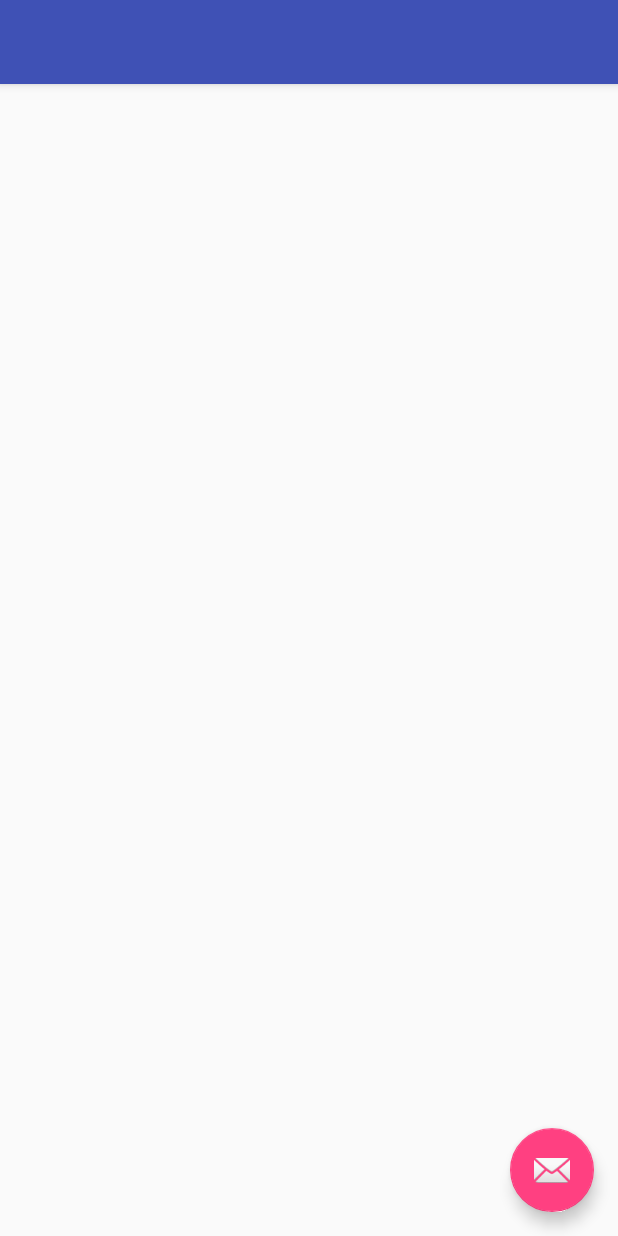
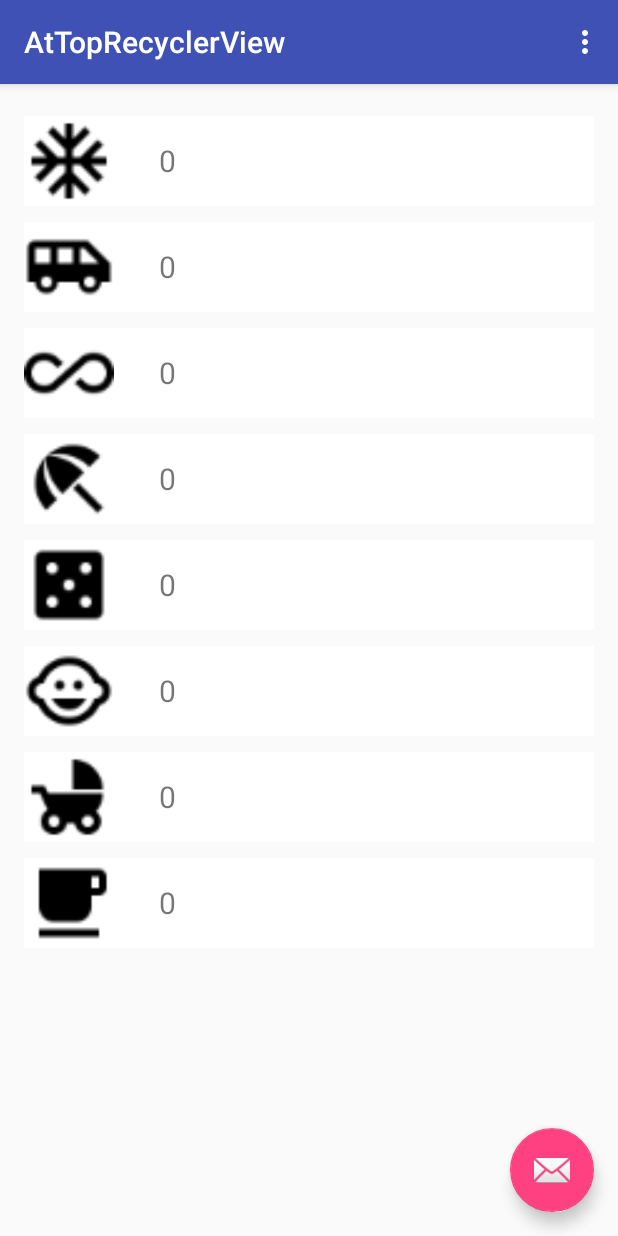
Before and after one commit to SumDev/AtTopRecyclerView, an Android app: the screen it shows after launch (MainActivity), on a phone screen of 412 x 824 dp. Run offline under Robolectric (Android 15) with nearby library versions, the phone set to English and light mode, and no system bars.

```diff
--- a/app/src/main/java/com/shadow/attoprecyclerview/MainActivity.java
+++ b/app/src/main/java/com/shadow/attoprecyclerview/MainActivity.java
@@ -1,5 +1,6 @@
 package com.shadow.attoprecyclerview;
 
+import android.content.res.TypedArray;
 import android.os.Bundle;
 import android.support.design.widget.FloatingActionButton;
 import android.support.design.widget.Snackbar;
@@ -8,9 +9,13 @@ import android.support.v7.widget.DefaultItemAnimator;
 import android.support.v7.widget.LinearLayoutManager;
 import android.support.v7.widget.RecyclerView;
 import android.support.v7.widget.Toolbar;
-import android.view.View;
 import android.view.Menu;
 import android.view.MenuItem;
+import android.view.View;
+
+import java.util.ArrayList;
+import java.util.Collections;
+import java.util.List;
 
 public class MainActivity extends AppCompatActivity {
 
@@ -19,17 +24,20 @@ public class MainActivity extends AppCompatActivity {
 
     private RecyclerView mRecyclerView;
 
+    private RecyclerViewAdapter mRecyclerViewAdapter;
+
+    private List<Session> sessionList;
+
     @Override
     protected void onCreate(Bundle savedInstanceState) {
         super.onCreate(savedInstanceState);
         setContentView(R.layout.activity_main);
-
-
-
+        init();
+        registerListener();
     }
 
 
-    private void initView(){
+    private void init() {
 
         Toolbar toolbar = (Toolbar) findViewById(R.id.toolbar);
         setSupportActionBar(toolbar);
@@ -43,10 +51,71 @@ public class MainActivity extends AppCompatActivity {
             }
         });
 
-        mRecyclerView = (RecyclerView)findViewById(R.id.recycler_view);
+
+        TypedArray typedArray = this.getResources().obtainTypedArray(R.array.icon_array);
+        sessionList = new ArrayList<>();
+        for (int i = 0; i < 8; i++) {
+            Session session = new Session();
+            session.setAvatar(typedArray.getResourceId(i, R.mipmap.ic_launcher));
+            sessionList.add(session);
+        }
+
+        mRecyclerView = (RecyclerView) findViewById(R.id.recycler_view);
         mRecyclerView.setLayoutManager(new LinearLayoutManager(this));
         mRecyclerView.setItemAnimator(new DefaultItemAnimator());
+        mRecyclerViewAdapter = new RecyclerViewAdapter(this);
+        mRecyclerView.setAdapter(mRecyclerViewAdapter);
 
+        refreshView();
+        typedArray.recycle();
+    }
+
+
+    private void registerListener() {
+
+        mRecyclerViewAdapter.setItemListener(new RecyclerViewAdapter.ItemOnLongClickListener() {
+            @Override
+            public void itemLongClick(final Session session) {
+                Bundle bundle = new Bundle();
+                bundle.putInt(TOP_STATES, session.getTop());
+                PopupDialogFragment popupDialog = new PopupDialogFragment();
+                popupDialog.setArguments(bundle);
+                popupDialog.setItemOnClickListener(new PopupDialogFragment.DialogItemOnClickListener() {
+                    @Override
+                    public void onTop() {
+                        //置顶
+                        session.setTop(1);
+                        session.setTime(System.currentTimeMillis());
+                        refreshView();
+                    }
+
+                    @Override
+                    public void onCancel() {
+                        //取消
+                        session.setTop(0);
+                        session.setTime(System.currentTimeMillis());
+                        refreshView();
+                    }
+                });
+                popupDialog.show(getFragmentManager(), "popup");
+            }
+        });
+
+        mRecyclerView.setOnClickListener(new View.OnClickListener() {
+            @Override
+            public void onClick(View v) {
+                Snackbar.make(v, "hello", Snackbar.LENGTH_LONG)
+                        .setAction("Action", null).show();
+            }
+        });
+
+    }
+
+
+    private void refreshView() {
+        //如果不调用sort方法，是不会进行排序的，也就不会调用compareTo
+        Collections.sort(sessionList);
+        mRecyclerViewAdapter.updateData(sessionList);
     }
 
 
--- a/app/src/main/java/com/shadow/attoprecyclerview/RecyclerViewAdapter.java
+++ b/app/src/main/java/com/shadow/attoprecyclerview/RecyclerViewAdapter.java
@@ -1,36 +1,90 @@
 package com.shadow.attoprecyclerview;
 
+import android.content.Context;
 import android.support.v7.widget.RecyclerView;
+import android.view.LayoutInflater;
 import android.view.View;
 import android.view.ViewGroup;
+import android.widget.ImageView;
+import android.widget.TextView;
 
+import java.util.ArrayList;
 import java.util.List;
 
 /**
  * Created by shadow on 2016/3/15.
  */
-public class RecyclerViewAdapter extends RecyclerArrayAdapter<Session,RecyclerViewAdapter.RecyclerViewHolder>{
+public class RecyclerViewAdapter extends RecyclerArrayAdapter<Session, RecyclerViewAdapter.RecyclerViewHolder> {
+
+    private Context mContext;
+
+    private LayoutInflater mInflater;
+
+    private ItemOnLongClickListener itemListener;
 
 
-    public RecyclerViewAdapter(List<Session> objects) {
-        super(objects);
+    public RecyclerViewAdapter(Context context) {
+        super(new ArrayList<Session>());
+        mContext = context;
+        mInflater = LayoutInflater.from(context);
     }
 
     @Override
-    public void onBindViewHolder(RecyclerViewHolder holder, int position) {
-
+    public void onBindViewHolder(RecyclerViewHolder holder, final int position) {
+        Session session = getItem(position);
+        holder.textView.setText(String.valueOf(session.getTop()));
+        holder.imageView.setImageResource(session.getAvatar());
+        //自己实现itemClickListener
+        holder.mItemView.setOnLongClickListener(new View.OnLongClickListener() {
+            @Override
+            public boolean onLongClick(View v) {
+                //回调
+                itemListener.itemLongClick(getItem(position));
+                return false;
+            }
+        });
+        if (session.getTop() == 1) {
+            holder.mItemView.setBackgroundResource(R.drawable.bg_top_item_selector);
+        } else {
+            holder.mItemView.setBackgroundResource(R.drawable.bg_item_selector);
+        }
     }
 
     @Override
     public RecyclerViewHolder onCreateViewHolder(ViewGroup parent, int viewType) {
-        return null;
+        return new RecyclerViewHolder(mInflater.inflate(R.layout.itemview, parent, false));
     }
 
-    public static class RecyclerViewHolder extends RecyclerView.ViewHolder{
+
+    public void setItemListener(ItemOnLongClickListener listener) {
+        itemListener = listener;
+    }
+
+    public void updateData(List<Session> list) {
+        clear();
+        addAll(list);
+    }
+
+    public static class RecyclerViewHolder extends RecyclerView.ViewHolder {
+
+        TextView textView;
+
+        ImageView imageView;
+
+        View mItemView;
 
         public RecyclerViewHolder(View itemView) {
             super(itemView);
+            mItemView = itemView;
+            textView = (TextView) itemView.findViewById(R.id.textView);
+            imageView = (ImageView) itemView.findViewById(R.id.avatar_img);
         }
     }
 
+
+    public interface ItemOnLongClickListener {
+
+        void itemLongClick(Session session);
+    }
+
 }
--- /dev/null
+++ b/app/src/main/res/drawable/bg_item_selector.xml
@@ -0,0 +1,7 @@
+<?xml version="1.0" encoding="utf-8"?>
+<selector xmlns:android="http://schemas.android.com/apk/res/android">
+    <item android:state_pressed="true" android:drawable="@color/base_pressed_bg"/>
+    <item android:state_selected="true" android:drawable="@color/base_pressed_bg"/>
+    <item android:drawable="@color/write_bg"/>
+
+</selector>
--- /dev/null
+++ b/app/src/main/res/drawable/bg_top_item_selector.xml
@@ -0,0 +1,7 @@
+<?xml version="1.0" encoding="utf-8"?>
+<selector xmlns:android="http://schemas.android.com/apk/res/android">
+    <item android:state_pressed="true" android:drawable="@color/base_pressed_bg"/>
+    <item android:state_selected="true" android:drawable="@color/base_pressed_bg"/>
+    <item android:drawable="@color/colorTop"/>
+
+</selector>
--- a/app/src/main/res/layout/content_main.xml
+++ b/app/src/main/res/layout/content_main.xml
@@ -14,7 +14,7 @@
 
     <android.support.v7.widget.RecyclerView
         android:id="@+id/recycler_view"
-        android:layout_width="wrap_content"
-        android:layout_height="wrap_content"
-        android:text="Hello World!" />
+        android:layout_width="match_parent"
+        android:layout_height="match_parent"
+       />
 </RelativeLayout>
--- a/app/src/main/res/layout/itemview.xml
+++ b/app/src/main/res/layout/itemview.xml
@@ -1,8 +1,11 @@
 <?xml version="1.0" encoding="utf-8"?>
 <LinearLayout xmlns:android="http://schemas.android.com/apk/res/android"
-    android:layout_width="wrap_content"
+    android:layout_width="match_parent"
     android:layout_height="wrap_content"
-    android:orientation="horizontal">
+    android:orientation="horizontal"
+    android:layout_marginTop="5dp"
+    android:layout_marginBottom="5dp"
+    >
 
     <ImageView
         android:id="@+id/avatar_img"
--- /dev/null
+++ b/app/src/main/res/values/attrs.xml
@@ -0,0 +1,21 @@
+<?xml version="1.0" encoding="utf-8"?>
+<resources>
+
+    <string-array name="icon_array">
+        <item>@mipmap/ic_ac_unit_black</item>
+        <item>@mipmap/ic_airport_shuttle_black</item>
+        <item>@mipmap/ic_all_inclusive_black</item>
+        <item>@mipmap/ic_beach_access_black</item>
+        <item>@mipmap/ic_casino_black</item>
+        <item>@mipmap/ic_child_care_black</item>
+        <item>@mipmap/ic_child_friendly_black</item>
+        <item>@mipmap/ic_free_breakfast_black</item>
+    </string-array>
+
+
+
+
+
+
+
+</resources>
```
Also changed, not shown: app/src/main/java/com/shadow/attoprecyclerview/ItemView.java (deleted, +0 -47 lines), app/src/main/res/mipmap-xhdpi/ic_ac_unit_black.png (added), app/src/main/res/mipmap-xhdpi/ic_airport_shuttle_black.png (added), app/src/main/res/mipmap-xhdpi/ic_all_inclusive_black.png (added), app/src/main/res/mipmap-xhdpi/ic_beach_access_black.png (added), app/src/main/res/mipmap-xhdpi/ic_casino_black.png (added), app/src/main/res/mipmap-xhdpi/ic_child_care_black.png (added), app/src/main/res/mipmap-xhdpi/ic_child_friendly_black.png (added), app/src/main/res/mipmap-xhdpi/ic_free_breakfast_black.png (added).
